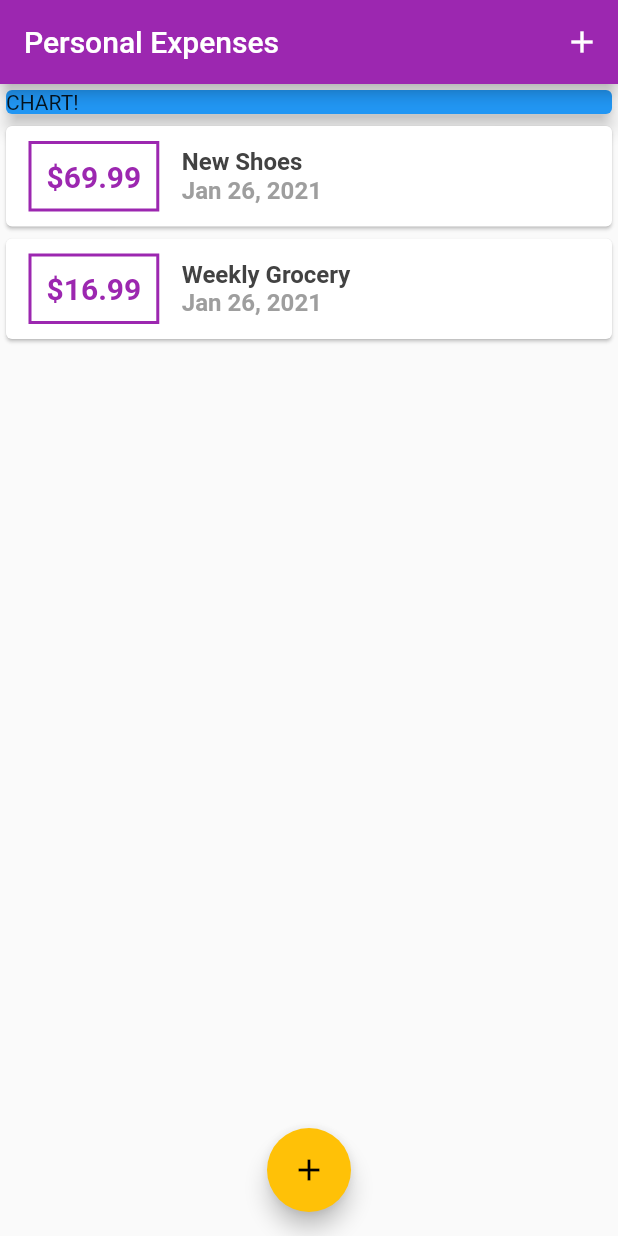
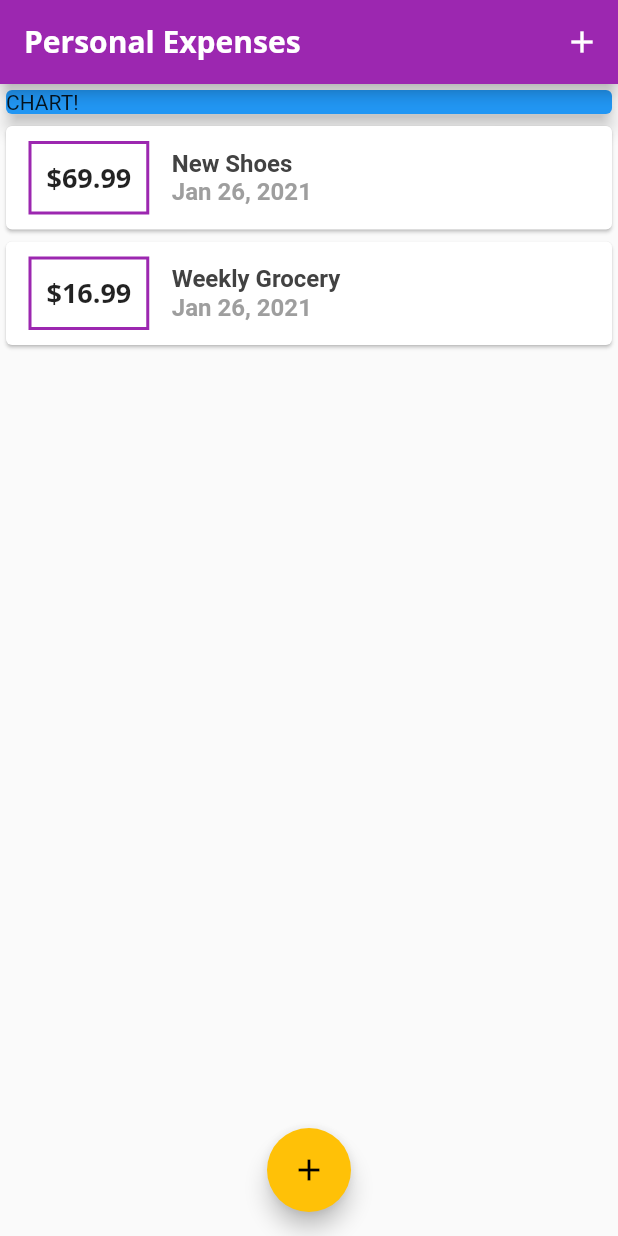
Before and after one commit to Prahladind9/ui-v1, a Flutter app: the screen it shows after launch, on a phone screen of 412 x 824 dp. Run offline on Flutter 3.47's test engine with Material 2 defaults, Android fonts, the phone set to English and light mode, and no system bars.

Commit message:
Added Custom Fonts

```diff
--- a/FlutterCompleteGuide/expenses_tracker/expenses_tracker/lib/main.dart
+++ b/FlutterCompleteGuide/expenses_tracker/expenses_tracker/lib/main.dart
@@ -13,9 +13,25 @@ class MyApp extends StatelessWidget {
     return MaterialApp(
       title: 'Personal Expenses',
       theme: ThemeData(
-        primarySwatch: Colors.purple,
-        accentColor: Colors.amber,
-      ),
+          primarySwatch: Colors.purple,
+          accentColor: Colors.amber,
+          fontFamily: 'Quicksand',
+          textTheme: ThemeData.light().textTheme.copyWith(
+              headline6: TextStyle(
+                fontFamily: 'OpenSans',
+                fontSize: 18,
+                fontWeight: FontWeight.bold,
+              )
+          ),
+          appBarTheme: AppBarTheme(
+            textTheme: ThemeData.light().textTheme.copyWith(
+              headline6: TextStyle(
+                fontFamily: 'OpenSans',
+                fontSize: 20,
+                fontWeight: FontWeight.bold,
+              )
+            ),
+          )),
       home: MyHomePage(),
     );
   }
@@ -49,7 +65,6 @@ class _MyHomePageState extends State<MyHomePage> {
     );
 
     setState(() {
-      print('UserTransactions - setState called');
       _userTransactions.add(newTx);
     });
   }
@@ -67,7 +82,9 @@ class _MyHomePageState extends State<MyHomePage> {
   Widget build(BuildContext context) {
     return Scaffold(
       appBar: AppBar(
-        title: Text('Personal Expenses'),
+        title: Text(
+          'Personal Expenses',
+        ),
         actions: [
           IconButton(
               icon: Icon(Icons.add),
--- a/FlutterCompleteGuide/expenses_tracker/expenses_tracker/lib/widgets/transaction_list.dart
+++ b/FlutterCompleteGuide/expenses_tracker/expenses_tracker/lib/widgets/transaction_list.dart
@@ -34,11 +34,7 @@ class TransactionList extends StatelessWidget {
                     padding: EdgeInsets.all(10),
                     child: Text(
                       '\$${transactions[index].amount.toStringAsFixed(2)}', //String Interpolation
-                      style: TextStyle(
-                        fontWeight: FontWeight.bold,
-                        fontSize: 20,
-                        color: Theme.of(context).primaryColor,
-                      ),
+                      style: Theme.of(context).textTheme.headline6,
                     ),
                   ),
                   Column(
```
Also changed, not shown: FlutterCompleteGuide/expenses_tracker/expenses_tracker/pubspec.yaml (+11 -11 lines), FlutterCompleteGuide/expenses_tracker/expenses_tracker/assests/fonts/OpenSans-Bold.ttf (added), FlutterCompleteGuide/expenses_tracker/expenses_tracker/assests/fonts/OpenSans-Regular.ttf (added), FlutterCompleteGuide/expenses_tracker/expenses_tracker/assests/fonts/Quicksand-Bold.ttf (added), FlutterCompleteGuide/expenses_tracker/expenses_tracker/assests/fonts/Quicksand-Light.ttf (added), FlutterCompleteGuide/expenses_tracker/expenses_tracker/assests/fonts/Quicksand-Medium.ttf (added), FlutterCompleteGuide/expenses_tracker/expenses_tracker/assests/fonts/Quicksand-Regular.ttf (added).
